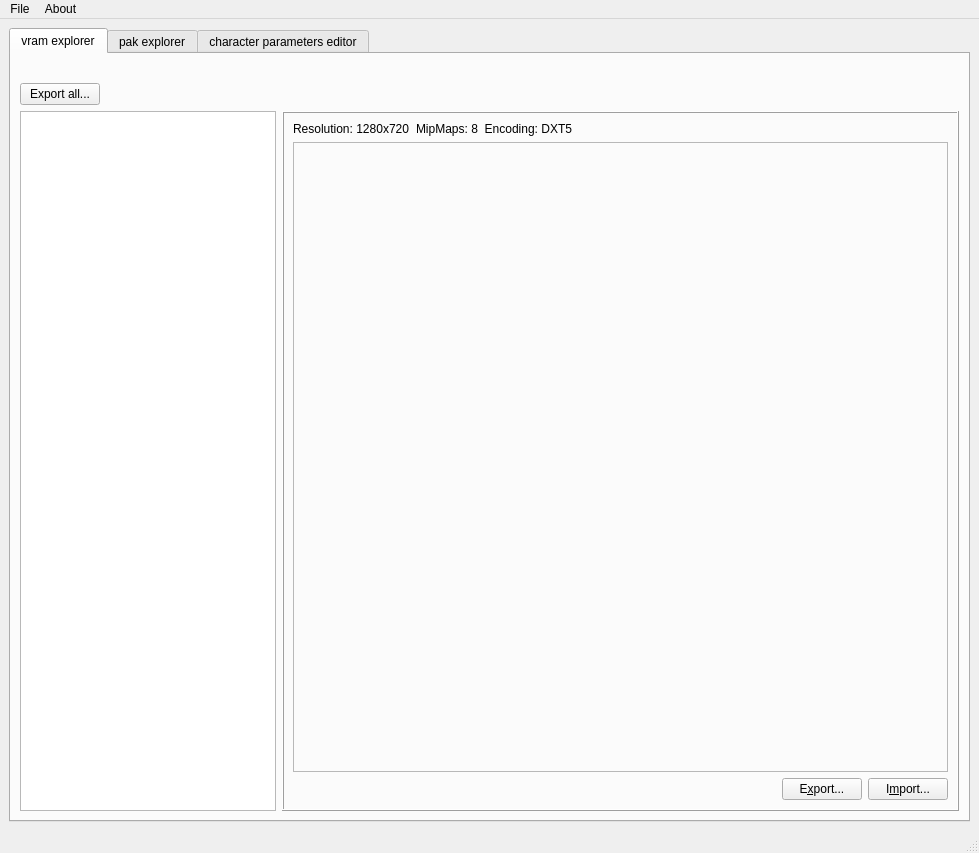
This is lib/design/Raging_tools.ui in adsl14/Raging-tools as Qt 5 draws it before an edit. The edited form follows.
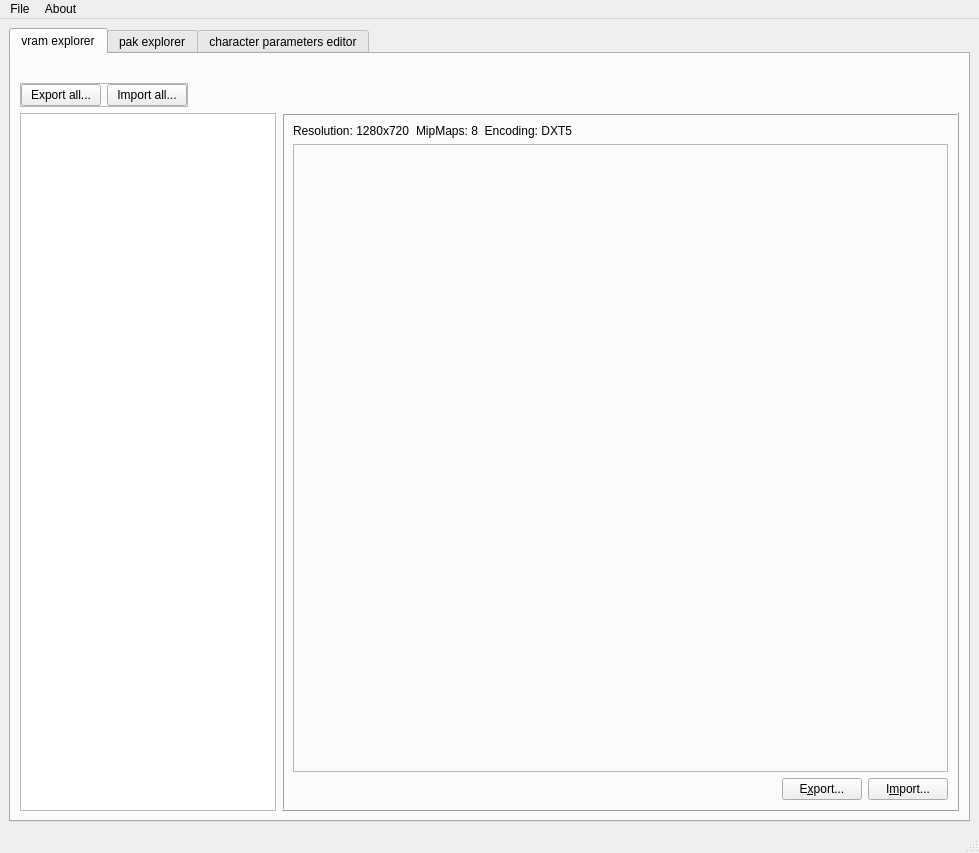
This is the edited form. Icons and pictures are not drawn.

Commit message: Changed the name of the files. Added a button to import multiple textures (todo logic)

Patch:
```diff
--- a/lib/design/Raging_tools.ui
+++ b/lib/design/Raging_tools.ui
@@ -34,7 +34,7 @@
         <string>vram explorer</string>
        </attribute>
        <layout class="QGridLayout" name="gridLayout_4">
-        <item row="2" column="0">
+        <item row="4" column="0">
          <layout class="QHBoxLayout" name="horizontalLayout">
           <item>
            <widget class="QListView" name="listView">
@@ -232,20 +232,72 @@
           </item>
          </layout>
         </item>
+        <item row="2" column="0">
+         <widget class="QFrame" name="frame_2">
+          <property name="sizePolicy">
+           <sizepolicy hsizetype="Fixed" vsizetype="Fixed">
+            <horstretch>0</horstretch>
+            <verstretch>0</verstretch>
+           </sizepolicy>
+          </property>
+          <property name="accessibleDescription">
+           <string/>
+          </property>
+          <property name="layoutDirection">
+           <enum>Qt::LeftToRight</enum>
+          </property>
+          <property name="autoFillBackground">
+           <bool>false</bool>
+          </property>
+          <property name="frameShape">
+           <enum>QFrame::StyledPanel</enum>
+          </property>
+          <property name="frameShadow">
+           <enum>QFrame::Raised</enum>
+          </property>
+          <layout class="QGridLayout" name="gridLayout_8">
+           <property name="leftMargin">
+            <number>0</number>
+           </property>
+           <property name="topMargin">
+            <number>0</number>
+           </property>
+           <property name="rightMargin">
+            <number>0</number>
+           </property>
+           <property name="bottomMargin">
+            <number>0</number>
+           </property>
+           <item row="1" column="2">
+            <widget class="QPushButton" name="importAllButton">
+             <property name="sizePolicy">
+              <sizepolicy hsizetype="Fixed" vsizetype="Fixed">
+               <horstretch>0</horstretch>
+               <verstretch>0</verstretch>
+              </sizepolicy>
+             </property>
+             <property name="text">
+              <string>Import all...</string>
+             </property>
+            </widget>
+           </item>
+           <item row="1" column="0">
+            <widget class="QPushButton" name="exportAllButton">
+             <property name="sizePolicy">
+              <sizepolicy hsizetype="Fixed" vsizetype="Fixed">
+               <horstretch>0</horstretch>
+               <verstretch>0</verstretch>
+              </sizepolicy>
+             </property>
+             <property name="text">
+              <string>Export all...</string>
+             </property>
+            </widget>
+           </item>
+          </layout>
+         </widget>
+        </item>
         <item row="1" column="0">
-         <widget class="QPushButton" name="exportAllButton">
-          <property name="sizePolicy">
-           <sizepolicy hsizetype="Fixed" vsizetype="Fixed">
-            <horstretch>0</horstretch>
-            <verstretch>0</verstretch>
-           </sizepolicy>
-          </property>
-          <property name="text">
-           <string>Export all...</string>
-          </property>
-         </widget>
-        </item>
-        <item row="0" column="0">
          <widget class="QLabel" name="fileNameText">
           <property name="text">
            <string/>
```
Left out of the diff: 126 changed lines with no effect on the pictures. The commit also changes 10 other files.
